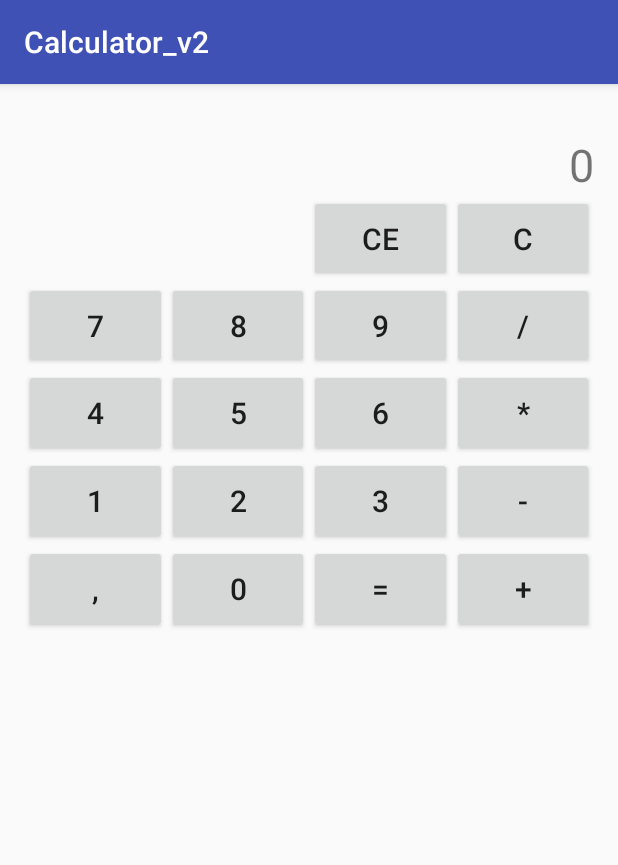
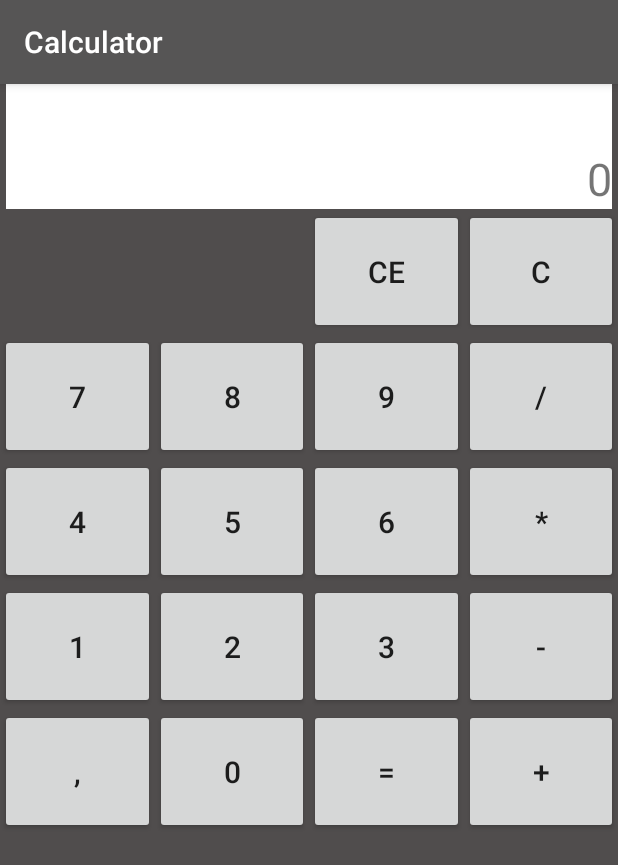
Before and after one commit to MentorSan/Android, an Android app: the screen it shows after launch (MainActivityV3), on a phone screen of 412 x 824 dp. Shown: the top 865 px of the screen. Run offline under Robolectric (Android 15) with nearby library versions, the phone set to English and light mode, and no system bars.

Commit message:
adding some functions v2

```diff
--- a/app/src/main/res/layout/activity_main.xml
+++ b/app/src/main/res/layout/activity_main.xml
@@ -4,29 +4,34 @@
     android:layout_width="match_parent"
     android:layout_height="match_parent"
     android:gravity="center"
-    android:paddingBottom="16dp"
-    android:paddingLeft="16dp"
-    android:paddingRight="16dp"
-    android:paddingTop="16dp">
+    android:paddingBottom="0dp"
+    android:paddingLeft="0dp"
+    android:paddingRight="0dp"
+    android:paddingTop="0dp"
+    android:background="@color/colorBackground">
 
     <GridLayout
         android:layout_width="match_parent"
-        android:layout_height="350dp"
+        android:layout_height="500dp"
         android:columnCount="4"
         android:rowCount="6"
-        tools:ignore="UselessParent">
+        tools:ignore="UselessParent"
+        android:background="@color/colorBackground">
 
         <TextView
             android:id="@+id/text_view"
             android:layout_width="0dp"
             android:layout_height="0dp"
+            android:layout_marginRight="4dp"
+            android:layout_marginLeft="4dp"
             android:layout_columnSpan="4"
             android:layout_columnWeight="1"
             android:layout_gravity="fill"
             android:layout_rowWeight="1"
             android:gravity="end|bottom"
             android:text="@string/button_00"
-            android:textSize="30sp" />
+            android:textSize="30sp"
+            android:background="@color/colorText"/>
 
         <View
             android:layout_width="0dp"
--- a/app/src/main/res/values/colors.xml
+++ b/app/src/main/res/values/colors.xml
@@ -1,6 +1,8 @@
 <?xml version="1.0" encoding="utf-8"?>
 <resources>
-    <color name="colorPrimary">#3F51B5</color>
-    <color name="colorPrimaryDark">#303F9F</color>
-    <color name="colorAccent">#FF4081</color>
+    <color name="colorPrimary">#565555</color>
+    <color name="colorPrimaryDark">#999797</color>
+    <color name="colorAccent">#b75d5d</color>
+    <color name="colorBackground">#504D4D</color>
+    <color name="colorText">#ffffff</color>
 </resources>
--- a/app/src/main/res/values/strings.xml
+++ b/app/src/main/res/values/strings.xml
@@ -1,5 +1,5 @@
 <resources>
-    <string name="app_name">Calculator_v2</string>
+    <string name="app_name">Calculator</string>
     <string name="button_01">1</string>
     <string name="button_02">2</string>
     <string name="button_03">3</string>
```
Also changed, not shown: app/src/main/java/andorid_dev_2017/calculator_v2/MainActivityV3.java (+72 -17 lines).
